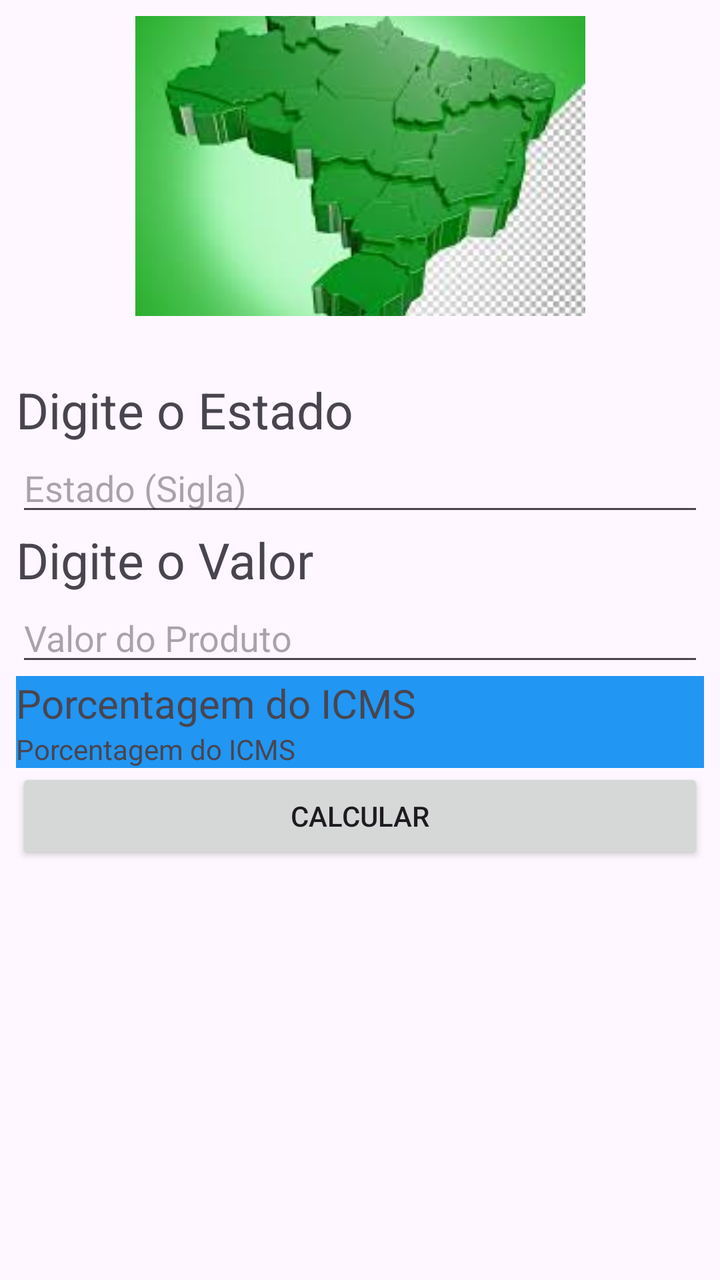
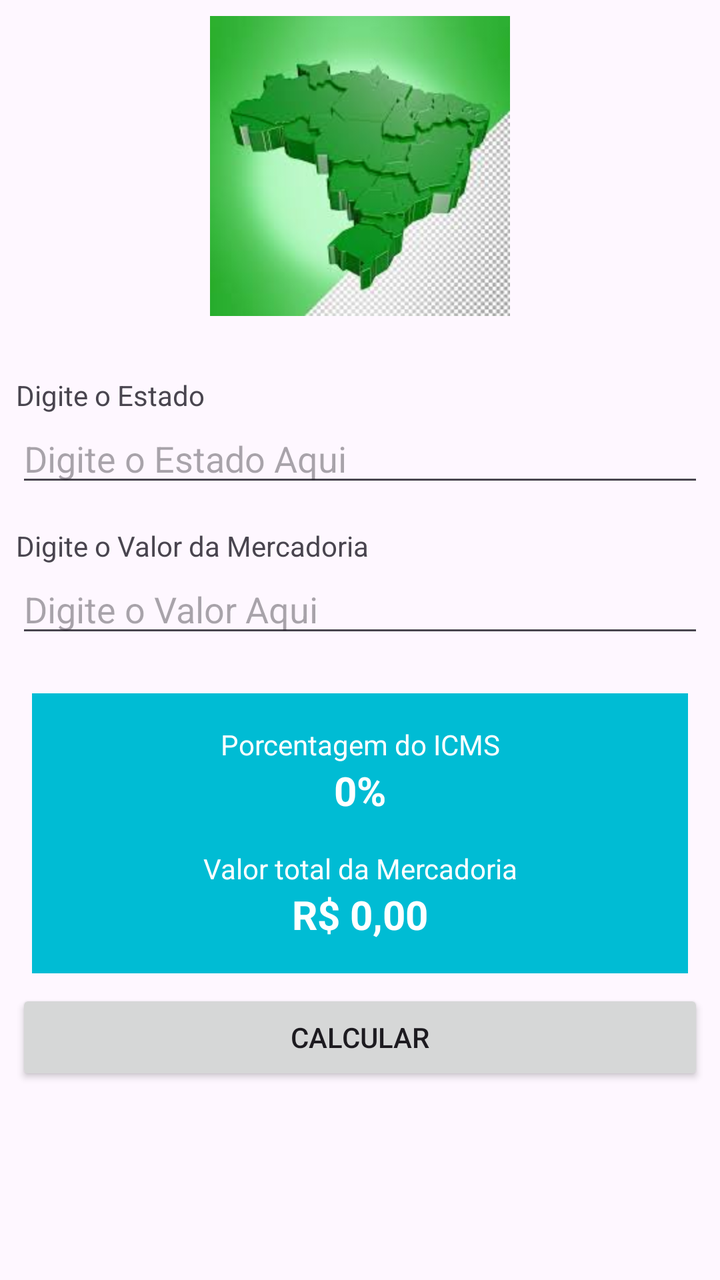

The first picture is an Android layout as it rendered before a commit; the second is the same layout after the commit. The layout source and the unified diff follow.
<!-- AndroidManifest.xml: application theme Theme.Aula_mob_exerc_ICMS -->
<!-- res/layout/activity_main.xml -->
<?xml version="1.0" encoding="utf-8"?>
<ScrollView xmlns:android="http://schemas.android.com/apk/res/android"
    xmlns:app="http://schemas.android.com/apk/res-auto"
    xmlns:tools="http://schemas.android.com/tools"
    android:id="@+id/main"
    android:layout_width="match_parent"
    android:layout_height="match_parent"
    tools:context=".MainActivity">
    
    <LinearLayout
        android:layout_width="match_parent"
        android:layout_height="wrap_content"
        android:orientation="vertical"
        android:layout_margin="8dp">

        <ImageView
            android:layout_width="match_parent"
            android:layout_height="150dp"
            android:layout_marginBottom="30dp"
            android:contentDescription="Mapa Brasil"
            android:scaleType="center"
            android:src="@drawable/mapa_brasil">

        </ImageView>


        <TextView
            android:layout_width="match_parent"
            android:layout_height="wrap_content"
            android:text="Digite o Estado"
            android:textSize="25sp"/>

        <EditText
            android:layout_width="match_parent"
            android:layout_height="wrap_content"
            android:hint="Estado (Sigla)"/>

        <TextView
            android:layout_width="match_parent"
            android:layout_height="wrap_content"
            android:text="Digite o Valor"
            android:textSize="25sp"/>

        <EditText
            android:layout_width="match_parent"
            android:layout_height="wrap_content"
            android:hint="Valor do Produto"/>

        <LinearLayout
            android:layout_width="match_parent"
            android:layout_height="wrap_content"
            android:background="#2196F3"
            android:orientation="vertical">


            <TextView
                android:layout_width="match_parent"
                android:layout_height="wrap_content"
                    android:text="Porcentagem do ICMS"
                    android:textSize="20sp"/>

                <TextView
                    android:layout_width="match_parent"
                    android:layout_height="wrap_content"
                    android:text="Porcentagem do ICMS"
                    android:textSize="%"/>

            </LinearLayout>

            <Button
                android:layout_width="match_parent"
                android:layout_height="48dp"
                android:text="Calcular"/>

    </LinearLayout>

    
</ScrollView>
<!-- resources referenced by this layout -->
<resources>
  <!-- drawable mapa_brasil: jpeg bitmap (drawable, 7439 bytes) -->
  <style name="Theme.Aula_mob_exerc_ICMS" parent="Base.Theme.Aula_mob_exerc_ICMS" />
  <style name="Base.Theme.Aula_mob_exerc_ICMS" parent="Theme.Material3.DayNight.NoActionBar">
          
          
      </style>
</resources>

<!-- the commit's change to res/layout/activity_main.xml (unified diff, before → after) -->
@@ -1,78 +1,105 @@
 <?xml version="1.0" encoding="utf-8"?>
 <ScrollView xmlns:android="http://schemas.android.com/apk/res/android"
-    xmlns:app="http://schemas.android.com/apk/res-auto"
     xmlns:tools="http://schemas.android.com/tools"
-    android:id="@+id/main"
+    android:id="@+id/activity_main"
     android:layout_width="match_parent"
     android:layout_height="match_parent"
     tools:context=".MainActivity">
-    
+
     <LinearLayout
         android:layout_width="match_parent"
         android:layout_height="wrap_content"
-        android:orientation="vertical"
-        android:layout_margin="8dp">
+        android:layout_margin="8dp"
+        android:orientation="vertical">
 
         <ImageView
             android:layout_width="match_parent"
             android:layout_height="150dp"
             android:layout_marginBottom="30dp"
-            android:contentDescription="Mapa Brasil"
-            android:scaleType="center"
-            android:src="@drawable/mapa_brasil">
-
-        </ImageView>
-
+            android:src="@drawable/mapa_brasil"/>
 
         <TextView
             android:layout_width="match_parent"
             android:layout_height="wrap_content"
-            android:text="Digite o Estado"
-            android:textSize="25sp"/>
+            android:text="Digite o Estado"/>
+
 
         <EditText
+            android:id="@+id/textEstado"
             android:layout_width="match_parent"
             android:layout_height="wrap_content"
-            android:hint="Estado (Sigla)"/>
+            android:hint="Digite o Estado Aqui"
+            android:inputType="textCapCharacters"
+            android:maxLength="2"/>
 
         <TextView
             android:layout_width="match_parent"
             android:layout_height="wrap_content"
-            android:text="Digite o Valor"
-            android:textSize="25sp"/>
+            android:text="Digite o Valor da Mercadoria"
+            android:layout_marginTop="15dp"/>
+
 
         <EditText
+            android:id="@+id/textValorMercadoria"
             android:layout_width="match_parent"
             android:layout_height="wrap_content"
-            android:hint="Valor do Produto"/>
+            android:hint="Digite o Valor Aqui"
+            android:inputType="numberDecimal"
+            android:layout_marginBottom="15dp"/>
 
         <LinearLayout
             android:layout_width="match_parent"
             android:layout_height="wrap_content"
-            android:background="#2196F3"
-            android:orientation="vertical">
-
+            android:layout_margin="8dp"
+            android:background="#00BCD4"
+            android:orientation="vertical"
+            android:padding="16dp">
 
             <TextView
                 android:layout_width="match_parent"
                 android:layout_height="wrap_content"
-                    android:text="Porcentagem do ICMS"
-                    android:textSize="20sp"/>
+                android:text="Porcentagem do ICMS"
+                android:gravity="center"
+                android:textColor="#FFFFFF"/>
 
-                <TextView
-                    android:layout_width="match_parent"
-                    android:layout_height="wrap_content"
-                    android:text="Porcentagem do ICMS"
-                    android:textSize="%"/>
 
-            </LinearLayout>
+            <TextView
+                android:id="@+id/textIcmsPorcentagem"
+                android:layout_width="match_parent"
+                android:layout_height="wrap_content"
+                android:text="0%"
+                android:gravity="center"
+                android:textSize="20sp"
+                android:textStyle="bold"
+                android:textColor="#FFFFFF"/>
 
-            <Button
+            <TextView
                 android:layout_width="match_parent"
-                android:layout_height="48dp"
-                android:text="Calcular"/>
+                android:layout_height="wrap_content"
+                android:layout_marginTop="16dp"
+                android:text="Valor total da Mercadoria"
+                android:gravity="center"
+                android:textColor="#FFFFFF"/>
+
+
+            <TextView
+                android:id="@+id/textValorTotal"
+                android:layout_width="match_parent"
+                android:layout_height="wrap_content"
+                android:text="R$ 0,00"
+                android:gravity="center"
+                android:textSize="20sp"
+                android:textStyle="bold"
+                android:textColor="#FFFFFF"/>
+
+        </LinearLayout>
+
+        <Button
+            android:id="@+id/btnCalcular"
+            android:layout_width="match_parent"
+            android:layout_height="wrap_content"
+            android:text="Calcular"
+            android:onClick="calcular"/>
 
     </LinearLayout>
-
-    
 </ScrollView>
